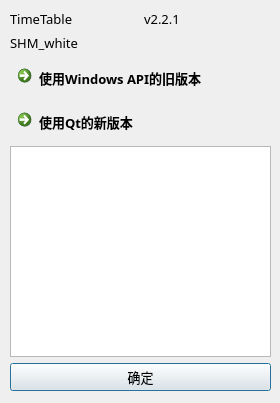
Old version of the form TimeTable-Qt/about.ui in the repository SHM-white/TimeTable-Qt.
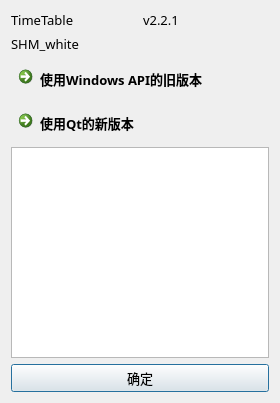
New version of the form. Icons and pictures are not drawn.

Diff of the .ui file:
```diff
--- a/TimeTable-Qt/about.ui
+++ b/TimeTable-Qt/about.ui
@@ -38,15 +38,8 @@
   <property name="sizeGripEnabled">
    <bool>false</bool>
   </property>
-  <widget class="QWidget" name="layoutWidget">
-   <property name="geometry">
-    <rect>
-     <x>10</x>
-     <y>10</y>
-     <width>261</width>
-     <height>381</height>
-    </rect>
-   </property>
+  <layout class="QHBoxLayout" name="horizontalLayout_2">
+   <item>
    <layout class="QVBoxLayout" name="verticalLayout_2">
     <item>
      <layout class="QHBoxLayout" name="horizontalLayout">
@@ -105,7 +98,8 @@
      </widget>
     </item>
    </layout>
-  </widget>
+   </item>
+  </layout>
  </widget>
  <resources>
   <include location="TimeTableQt.qrc"/>
```
Lines whose indentation alone changed are shown as unchanged.
